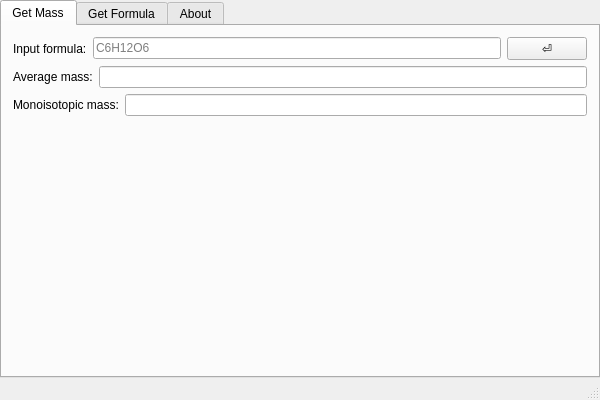
First picture: the form in src/mainwindow.ui, repository zwpwjwtz/MassCalculator, before the edit.
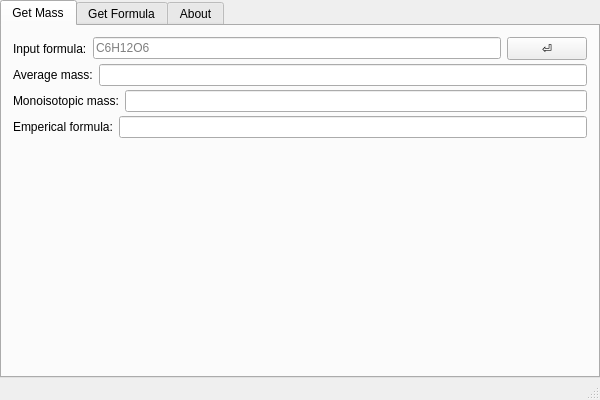
Second picture: the form after the edit. The open tabs and pages were chosen to show the change. Icons and pictures are not drawn.

```diff
--- a/src/mainwindow.ui
+++ b/src/mainwindow.ui
@@ -40,6 +40,9 @@
         <string>Get Mass</string>
        </attribute>
        <layout class="QVBoxLayout" name="verticalLayout_2">
+        <property name="spacing">
+         <number>4</number>
+        </property>
         <item>
          <layout class="QHBoxLayout" name="horizontalLayout">
           <item>
@@ -101,6 +104,20 @@
           </item>
          </layout>
         </item>
+        <item>
+         <layout class="QHBoxLayout" name="horizontalLayout_9">
+          <item>
+           <widget class="QLabel" name="label_2">
+            <property name="text">
+             <string>Emperical formula:</string>
+            </property>
+           </widget>
+          </item>
+          <item>
+           <widget class="QLineEdit" name="textResultFormula"/>
+          </item>
+         </layout>
+        </item>
         <item>
          <spacer name="verticalSpacer">
           <property name="orientation">
```
Left out of the diff: 18 changed lines with no effect on the pictures.
